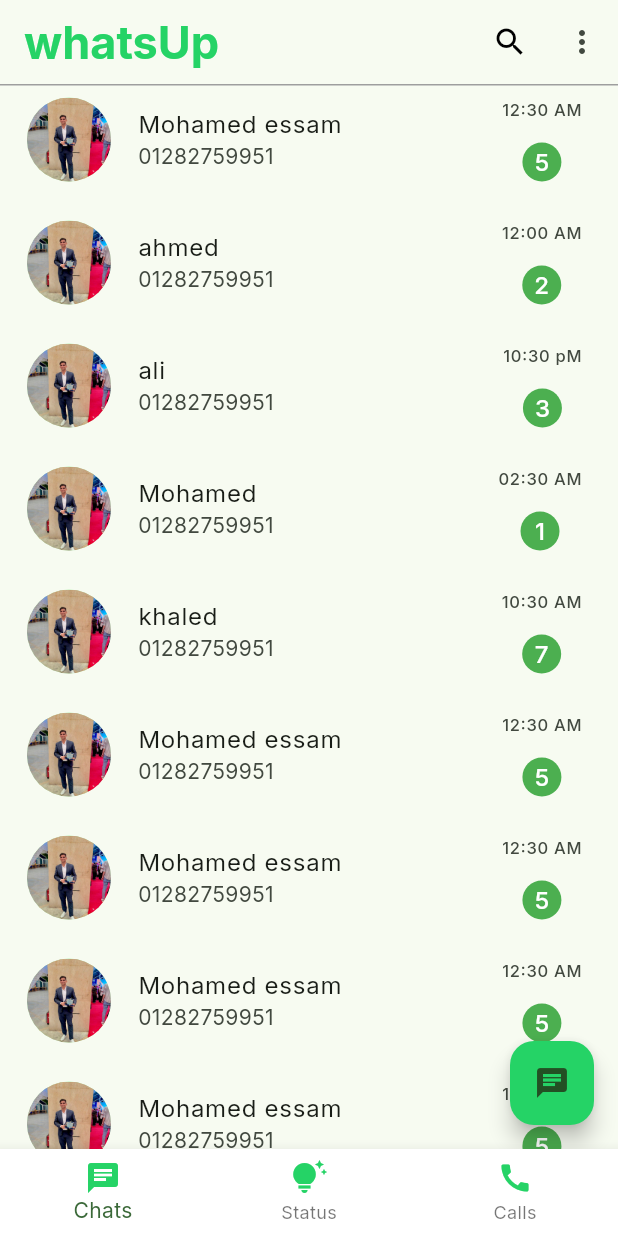
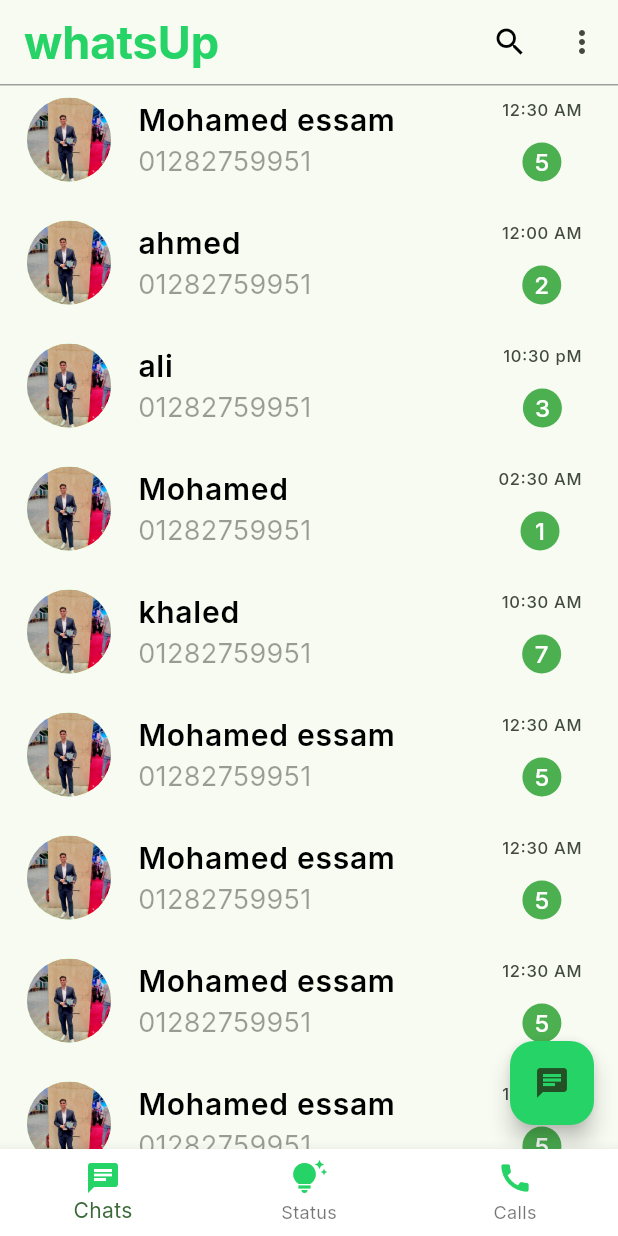
Before and after one commit to MOHAMEDESAMX/chat_app, a Flutter app: the InboxView screen opened directly with empty values, after a tap on the "arrow back ios" icon, on a phone screen of 412 x 824 dp. Run offline on Flutter 3.47's test engine with Material 3 defaults, Android fonts, the phone set to English and light mode, and no system bars; our stand-ins replace google_fonts; missing offline and left inert: shrink_sidemenu.

Commit message:
add send icon to index text and edit text size in home body

```diff
--- a/lib/features/home/presentation/views/inbox_view.dart
+++ b/lib/features/home/presentation/views/inbox_view.dart
@@ -16,7 +16,7 @@ class InboxView extends StatelessWidget {
     return Scaffold(
       backgroundColor: Colors.grey.shade300,
       appBar: InboxAppBar(userImage: userImage, userName: userName),
-      body: const InboxBody(),
+      body: InboxBody(),
     );
   }
 }
--- a/lib/features/home/presentation/views/widgets/inbox_body.dart
+++ b/lib/features/home/presentation/views/widgets/inbox_body.dart
@@ -3,9 +3,10 @@ import 'package:chat_app/features/home/presentation/views/widgets/Inbox_text_fil
 import 'package:flutter/material.dart';
 
 class InboxBody extends StatelessWidget {
-  const InboxBody({
+  InboxBody({
     super.key,
   });
+  final TextEditingController controller = TextEditingController();
 
   @override
   Widget build(BuildContext context) {
@@ -16,10 +17,12 @@ class InboxBody extends StatelessWidget {
           const Spacer(),
           Row(
             children: [
-              const SizedBox(
+              SizedBox(
                 height: 50,
                 width: 730,
-                child: InboxTextFiled(),
+                child: InboxTextFiled(
+                  controller: controller,
+                ),
               ),
               const Spacer(),
               CircleAvatar(
--- a/lib/features/home/presentation/views/widgets/inbox_text_filed.dart
+++ b/lib/features/home/presentation/views/widgets/inbox_text_filed.dart
@@ -1,15 +1,39 @@
 // ignore_for_file: file_names
 
+import 'package:chat_app/core/themes/color_app.dart';
 import 'package:flutter/material.dart';
 
-class InboxTextFiled extends StatelessWidget {
+class InboxTextFiled extends StatefulWidget {
   const InboxTextFiled({
-    super.key,
+    super.key, this.controller,
   });
+  final TextEditingController? controller;
+
+  @override
+  State<InboxTextFiled> createState() => _InboxTextFiledState();
+}
+
+class _InboxTextFiledState extends State<InboxTextFiled> {
+
+  @override
+  void initState() {
+    super.initState();
+
+    widget.controller!.addListener(() {
+      setState(() {});
+    });
+  }
+
+  @override
+  void dispose() {
+    widget.controller!.dispose();
+    super.dispose();
+  }
 
   @override
   Widget build(BuildContext context) {
     return TextFormField(
+      controller: widget.controller,
       maxLines: null,
       keyboardType: TextInputType.multiline,
       textInputAction: TextInputAction.newline,
@@ -43,7 +67,14 @@ class InboxTextFiled extends StatelessWidget {
         hintStyle: const TextStyle(
           fontSize: 18,
         ),
-        suffixIcon: SizedBox(
+        suffixIcon: (widget.controller!.text.isNotEmpty)
+            ? IconButton(
+                onPressed: () {},
+                icon: const Icon(
+                  Icons.send,
+                  color: ColorsApp.secondaryColor,
+                ))
+            : SizedBox(
                 width: 100,
                 child: Row(
                   mainAxisAlignment: MainAxisAlignment.end,
```
Also changed, not shown: lib/features/home/presentation/views/widgets/home_body.dart (+12 -3 lines). Lines whose indentation alone changed are shown as unchanged.
